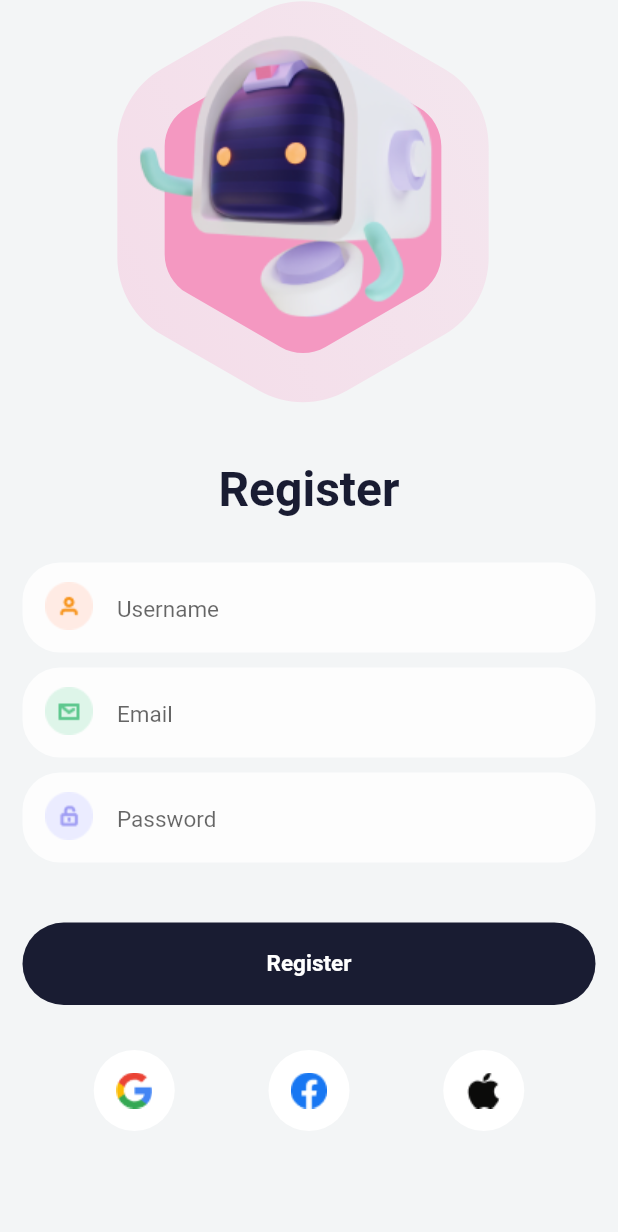
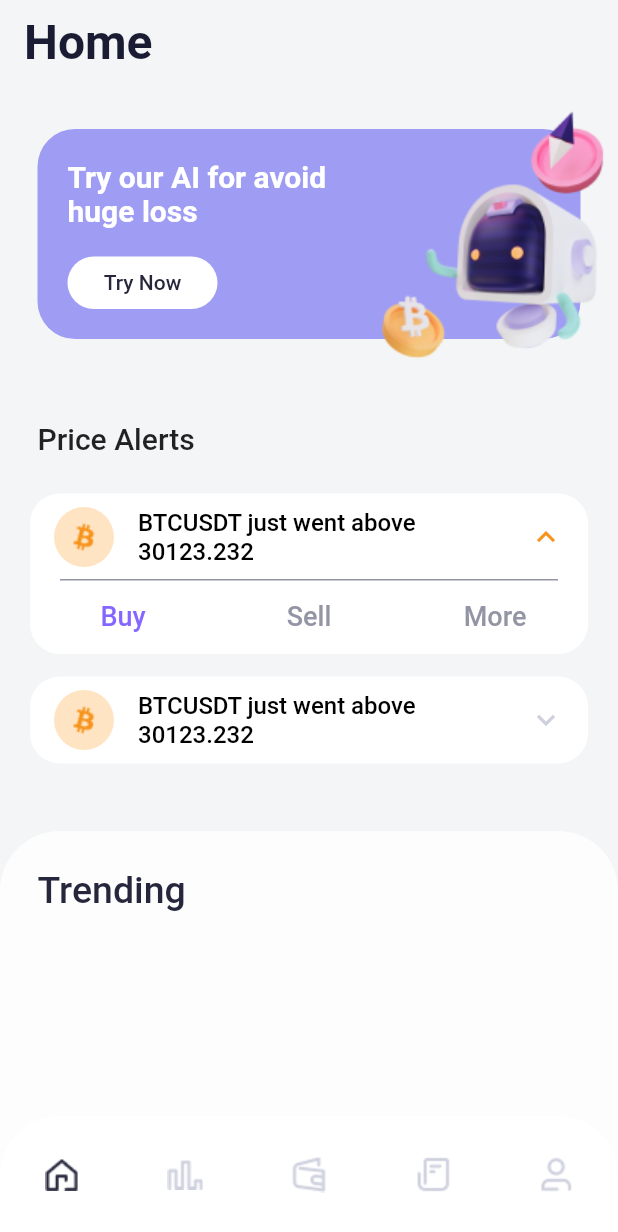
Before and after one commit to alvarof18/flutter-wallet-crypto-app, a Flutter app: the screen it shows after launch, on a phone screen of 412 x 824 dp. Shown: the top 1232 px of the screen. Run offline on Flutter 3.47's test engine with Material 2 defaults, Android fonts, the phone set to English and light mode, and no system bars; Roboto replaces fonts that are missing (Poppins).

Commit message:
Fin pantalla home

```diff
--- a/lib/main.dart
+++ b/lib/main.dart
@@ -9,7 +9,7 @@ class MyApp extends StatelessWidget {
     return const MaterialApp(
       debugShowCheckedModeBanner: false,
       title: 'Material App',
-      home: RegisterScreen(),
+      home: HomeScreen(),
     );
   }
 }
--- /dev/null
+++ b/lib/screens/homeScreen.dart
@@ -0,0 +1,128 @@
+import 'package:flutter/material.dart';
+import 'package:robot_wallet_app/widgets/custom_card.dart';
+import 'package:robot_wallet_app/widgets/widgets.dart';
+
+class HomeScreen extends StatelessWidget {
+  const HomeScreen({Key? key}) : super(key: key);
+
+  @override
+  Widget build(BuildContext context) {
+    return Scaffold(
+      extendBody: true,
+      backgroundColor: const Color(0xffF3F5F6),
+      appBar: AppBar(
+        backgroundColor: Colors.transparent,
+        title: const Text(
+          'Home',
+          style: TextStyle(
+              fontSize: 32,
+              fontWeight: FontWeight.w600,
+              color: Color(0xff191C32)),
+        ),
+        elevation: 0,
+      ),
+      body: Column(
+        crossAxisAlignment: CrossAxisAlignment.start,
+        mainAxisAlignment: MainAxisAlignment.end,
+        children: [
+          PromoHead(),
+          Container(
+            margin: const EdgeInsets.symmetric(horizontal: 25, vertical: 25),
+            child: const Text(
+              'Price Alerts',
+              style: TextStyle(fontSize: 20, fontWeight: FontWeight.w500),
+            ),
+          ),
+          const CustomCard(
+            text: 'BTCUSDT just went above 30123.232',
+            assetsUrl: 'assets/Bitcoin.png',
+            expanded: true,
+          ),
+          const SizedBox(height: 15),
+
+          //TODO: El stack de card no debe ser expandible pero si clickleable
+          const CustomCard(
+            text: 'BTCUSDT just went above 30123.232',
+            assetsUrl: 'assets/Bitcoin.png',
+          ),
+          Expanded(child: _tradingPart())
+        ],
+      ),
+      bottomNavigationBar: _bottomNavigatorBar(),
+    );
+  }
+}
+
+class _tradingPart extends StatelessWidget {
+  @override
+  Widget build(BuildContext context) {
+    return Container(
+      width: double.infinity,
+      margin: const EdgeInsets.only(top: 45),
+      padding: const EdgeInsets.only(left: 25, top: 25),
+      decoration: BoxDecoration(
+          borderRadius: const BorderRadius.only(
+              topLeft: Radius.circular(40), topRight: Radius.circular(40)),
+          color: Colors.white.withOpacity(0.8)),
+      child: const Text(
+        'Trending',
+        style: TextStyle(
+            color: Color(0xff26273C),
+            fontSize: 25,
+            fontWeight: FontWeight.w500),
+      ),
+    );
+  }
+}
+
+class _bottomNavigatorBar extends StatelessWidget {
+  @override
+  Widget build(BuildContext context) {
+    return SizedBox(
+      height: 80,
+      child: ClipRRect(
+        borderRadius: const BorderRadius.only(
+            topLeft: Radius.circular(40), topRight: Radius.circular(40)),
+        child: BottomNavigationBar(
+            backgroundColor: Colors.white,
+            showSelectedLabels: false,
+            showUnselectedLabels: false,
+            selectedItemColor: const Color(0xff26273C),
+            unselectedItemColor: const Color(0xffCED0DE),
+            elevation: 0,
+            currentIndex: 0,
+            type: BottomNavigationBarType.fixed,
+            items: const [
+              BottomNavigationBarItem(
+                  label: 'Home',
+                  icon: ImageIcon(
+                    AssetImage("assets/home_icon.png"),
+                  )),
+              BottomNavigationBarItem(
+                  label: 'Market',
+                  icon: ImageIcon(
+                    AssetImage("assets/market_icon.png"),
+                  )),
+              BottomNavigationBarItem(
+                  label: 'Wallet',
+                  icon: ImageIcon(
+                    AssetImage("assets/wallet_icon.png"),
+                  )),
+              BottomNavigationBarItem(
+                  label: 'Insights',
+                  icon: ImageIcon(
+                    AssetImage("assets/insights_icon.png"),
+                  )),
+              BottomNavigationBarItem(
+                  label: 'Account',
+                  icon: ImageIcon(
+                    AssetImage("assets/account_icon.png"),
+                  ))
+            ],
+            onTap: (value) {
+//TODO: Agregar logica
+            }),
+      ),
+    );
+  }
+}
--- a/lib/screens/screens.dart
+++ b/lib/screens/screens.dart
@@ -1 +1,2 @@
+export 'package:robot_wallet_app/screens/homeScreen.dart';
 export 'package:robot_wallet_app/screens/register_screen.dart';
--- /dev/null
+++ b/lib/widgets/custom_card.dart
@@ -0,0 +1,86 @@
+import 'package:flutter/material.dart';
+
+class CustomCard extends StatelessWidget {
+  const CustomCard(
+      {Key? key,
+      required this.text,
+      required this.assetsUrl,
+      this.expanded = false})
+      : super(key: key);
+  final String text;
+  final String assetsUrl;
+  final bool expanded;
+
+  @override
+  Widget build(BuildContext context) {
+    return Card(
+      margin: const EdgeInsets.symmetric(horizontal: 20),
+      color: Colors.white,
+      elevation: 0,
+      shape: const RoundedRectangleBorder(
+          borderRadius: BorderRadius.all(Radius.circular(20))),
+      child: Theme(
+        data: Theme.of(context).copyWith(dividerColor: Colors.transparent),
+        child: ExpansionTile(
+          initiallyExpanded: expanded,
+          iconColor: const Color(0xffF7931A),
+          collapsedIconColor: const Color(0xffCED0DE),
+          leading: Container(
+            width: 40,
+            height: 40,
+            decoration: const BoxDecoration(
+                shape: BoxShape.circle, color: Color(0xffFFE4C3)),
+            child: Image.asset(assetsUrl),
+          ),
+          title: Text(text,
+              style: const TextStyle(
+                  fontSize: 16,
+                  fontWeight: FontWeight.w500,
+                  color: Colors.black)),
+          children: [
+            Container(
+              margin: const EdgeInsets.symmetric(horizontal: 20),
+              height: 1,
+              color: const Color(0xff9395A4),
+            ),
+            Row(
+              mainAxisAlignment: MainAxisAlignment.spaceAround,
+              children: [
+                TextButton(
+                    style: TextButton.styleFrom(),
+                    onPressed: () {},
+                    child: const Text(
+                      'Buy',
+                      style: TextStyle(
+                          color: Color(0xff8567FF),
+                          fontSize: 18,
+                          fontWeight: FontWeight.w500),
+                    )),
+                TextButton(
+                    style: TextButton.styleFrom(),
+                    onPressed: () {},
+                    child: const Text(
+                      'Sell',
+                      style: TextStyle(
+                          color: Color(0xff9395A4),
+                          fontSize: 18,
+                          fontWeight: FontWeight.w500),
+                    )),
+                TextButton(
+                    style: TextButton.styleFrom(),
+                    onPressed: () {},
+                    child: const Text(
+                      'More',
+                      style: TextStyle(
+                          color: Color(0xff9395A4),
+                          fontSize: 18,
+                          fontWeight: FontWeight.w500),
+                    )),
+              ],
+            )
+          ],
+        ),
+      ),
+    );
+  }
+}
--- /dev/null
+++ b/lib/widgets/promo_head.dart
@@ -0,0 +1,97 @@
+import 'package:flutter/material.dart';
+
+class PromoHead extends StatelessWidget {
+  @override
+  Widget build(BuildContext context) {
+    return SizedBox(
+      width: double.infinity,
+      height: 200,
+      child: Stack(
+        children: [
+          _TextAndButtonPromoHead(),
+          Positioned(right: 0, bottom: 10, child: _IlustratorPromoHead()),
+        ],
+      ),
+    );
+  }
+}
+
+class _TextAndButtonPromoHead extends StatelessWidget {
+  // Se puede cambiar por una Columm
+  @override
+  Widget build(BuildContext context) {
+    return Container(
+      margin: const EdgeInsets.symmetric(horizontal: 25, vertical: 30),
+      width: double.infinity,
+      height: 140,
+      decoration: BoxDecoration(
+          borderRadius: BorderRadius.circular(25),
+          color: const Color(0xff9F9DF3)),
+      child: Stack(
+        children: [
+          Positioned(
+            left: 20,
+            top: 20,
+            child: _PromoTextHead(),
+          ),
+          Positioned(bottom: 20, left: 20, child: _PromoButtonHead()),
+        ],
+      ),
+    );
+  }
+}
+
+class _IlustratorPromoHead extends StatelessWidget {
+  @override
+  Widget build(BuildContext context) {
+    return Container(
+      width: 165,
+      height: 185,
+      child: Stack(
+        children: [
+          Positioned(
+              left: 0, bottom: 0, child: Image.asset('assets/BTC_icon.png')),
+          Positioned(
+              right: 0, top: 10, child: Image.asset('assets/ETH_icon.png')),
+          Positioned(
+              right: 0,
+              bottom: 0,
+              child: Image.asset('assets/robot_medium.png')),
+        ],
+      ),
+    );
+  }
+}
+
+class _PromoButtonHead extends StatelessWidget {
+  @override
+  Widget build(BuildContext context) {
+    return SizedBox(
+      width: 100,
+      height: 35,
+      child: ElevatedButton(
+          style: ElevatedButton.styleFrom(
+              elevation: 0,
+              primary: Colors.white,
+              shape: const StadiumBorder()),
+          onPressed: () {},
+          child: const Text(
+            'Try Now',
+            style: TextStyle(fontSize: 14, color: Color(0xff26273C)),
+          )),
+    );
+  }
+}
+
+class _PromoTextHead extends StatelessWidget {
+  @override
+  Widget build(BuildContext context) {
+    return const Text(
+      'Try our AI for avoid\n'
+      'huge loss',
+      style: TextStyle(
+          fontSize: 20, fontWeight: FontWeight.w600, color: Colors.white),
+      textAlign: TextAlign.left,
+    );
+  }
+}
--- /dev/null
+++ b/lib/widgets/widgets.dart
@@ -0,0 +1,3 @@
+export 'package:robot_wallet_app/widgets/promo_head.dart';
+export 'package:robot_wallet_app/widgets/custom_input.dart';
+export 'package:robot_wallet_app/widgets/promo_head.dart';
```
Also changed, not shown: assets/BTC_icon.png (added), assets/Bitcoin.png (added), assets/ETH_icon.png (added), assets/account_icon.png (added), assets/home_icon.png (added), assets/insights_icon.png (added), assets/market_icon.png (added), assets/robot_medium.png (added), assets/wallet_icon.png (added), 1 other file.
